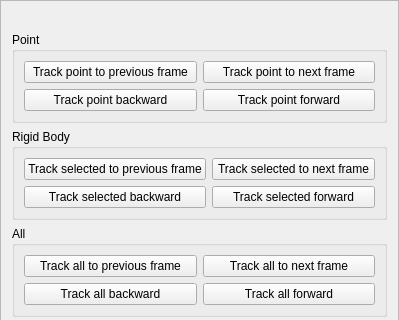
This is src/ui/ui-files/WizardDigitizationFrame.ui in XROMMPackages/xmalab as Qt 5 draws it before an edit; both pictures show x 0 to 399 and y 0 to 320 of the 399 by 519 pixel window. The edited form follows.
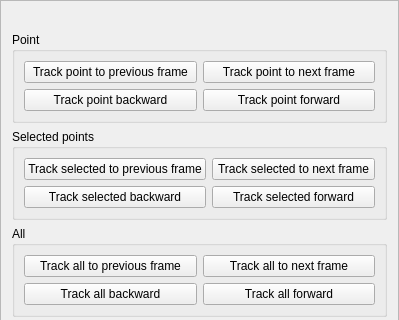
This is the edited form.

Patch:
```diff
--- a/src/ui/ui-files/WizardDigitizationFrame.ui
+++ b/src/ui/ui-files/WizardDigitizationFrame.ui
@@ -23,7 +23,7 @@
    <item row="3" column="0" colspan="2">
     <widget class="QGroupBox" name="groupBox_RB">
      <property name="title">
-      <string>Rigid Body</string>
+      <string>Selected points</string>
      </property>
      <layout class="QGridLayout" name="gridLayout_3">
       <item row="1" column="0">
```
